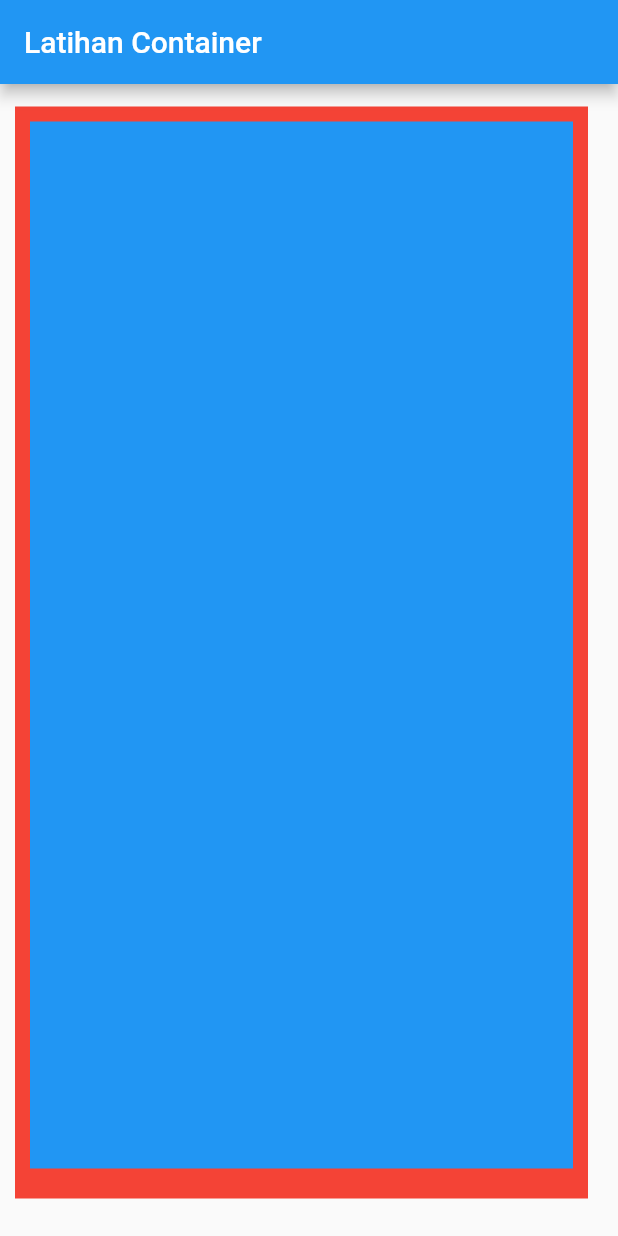
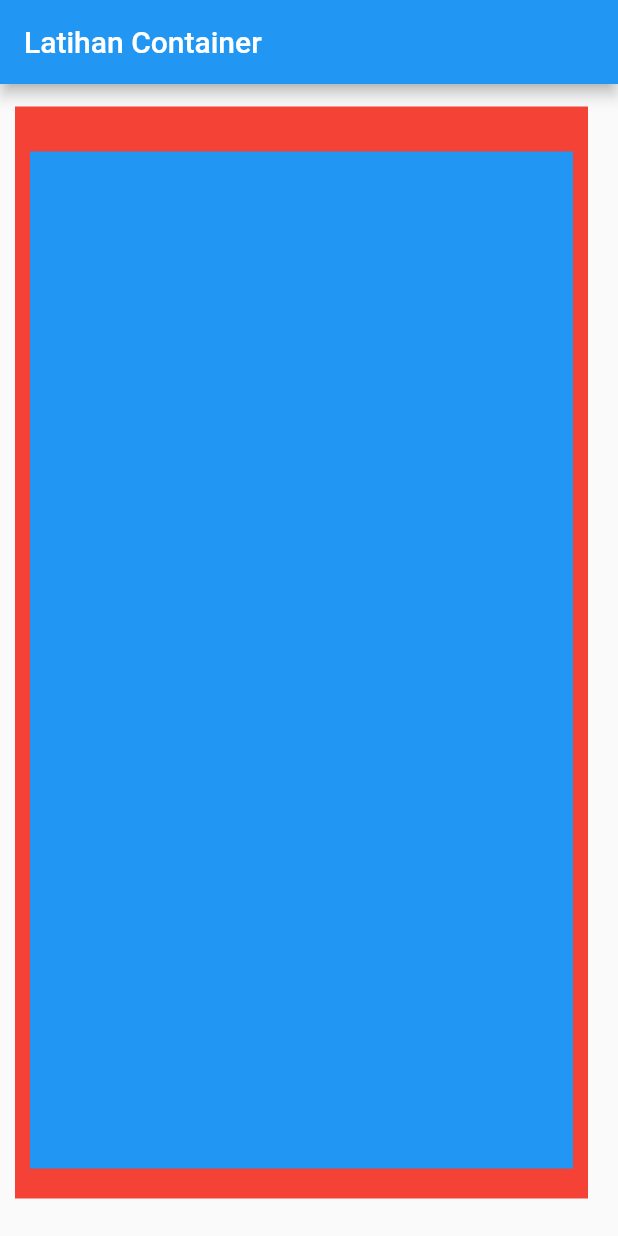
Before and after one commit to feyto81/learn-flutter-container, a Flutter app: the screen it shows after launch, on a phone screen of 412 x 824 dp. Run offline on Flutter 3.47's test engine with Material 2 defaults, Android fonts, the phone set to English and light mode, and no system bars.

Commit message:
adding padding top 20 in container red to blue

```diff
--- a/lib/main.dart
+++ b/lib/main.dart
@@ -15,7 +15,7 @@ class MyApp extends StatelessWidget {
         body: Container(
           color: Colors.red,
           margin: EdgeInsets.fromLTRB(10, 15, 20, 25),
-          padding: EdgeInsets.only(bottom: 10),
+          padding: EdgeInsets.only(bottom: 10,top: 20),
           child: Container(
             color: Colors.blue,
             margin: EdgeInsets.all(10),
```
